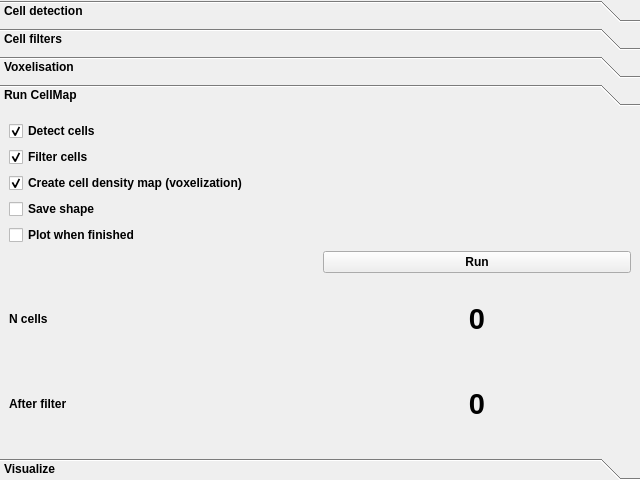
Old version of the form ClearMap/gui/creator/cell_map_params.ui in the repository ClearAnatomics/ClearMap.
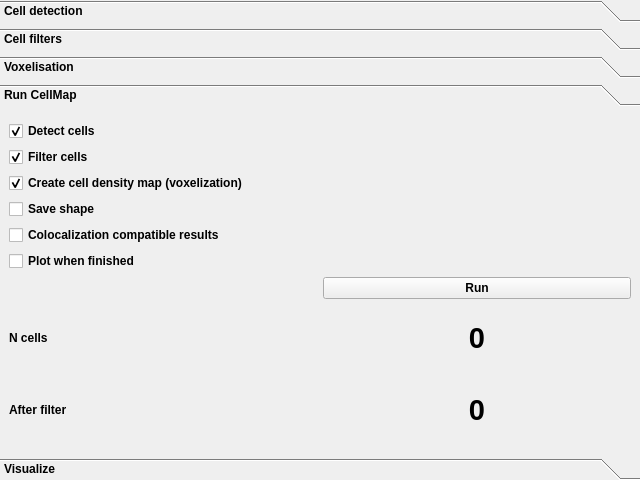
New version of the form. The open tabs and pages were chosen to show the change. Icons and pictures are not drawn.

Commit message: FEATURE: Adds colocalization UI (and processor)

What changed in the file:
```diff
--- a/ClearMap/gui/creator/cell_map_params.ui
+++ b/ClearMap/gui/creator/cell_map_params.ui
@@ -689,40 +689,7 @@
        <string>Run CellMap</string>
       </attribute>
       <layout class="QGridLayout" name="gridLayout">
-       <item row="1" column="0">
-        <widget class="QCheckBox" name="runCellMapFilterCellsCheckBox">
-         <property name="text">
-          <string>Filter cells</string>
-         </property>
-         <property name="checked">
-          <bool>true</bool>
-         </property>
-        </widget>
-       </item>
-       <item row="7" column="0">
-        <widget class="QLabel" name="label_18">
-         <property name="text">
-          <string>After filter</string>
-         </property>
-        </widget>
-       </item>
-       <item row="6" column="2">
-        <widget class="QLabel" name="nDetectedCellsLabel">
-         <property name="font">
-          <font>
-           <pointsize>22</pointsize>
-           <bold>true</bold>
-          </font>
-         </property>
-         <property name="text">
-          <string>0</string>
-         </property>
-         <property name="alignment">
-          <set>Qt::AlignCenter</set>
-         </property>
-        </widget>
-       </item>
-       <item row="7" column="2">
+       <item row="8" column="2">
         <widget class="QLabel" name="nDetectedCellsAfterFilterLabel">
          <property name="font">
           <font>
@@ -738,20 +705,24 @@
          </property>
         </widget>
        </item>
-       <item row="4" column="0">
+       <item row="3" column="0">
+        <widget class="QCheckBox" name="runCellMapSaveShapeCheckBox">
+         <property name="text">
+          <string>Save shape</string>
+         </property>
+        </widget>
+       </item>
+       <item row="5" column="0">
         <widget class="QCheckBox" name="runCellMapPlotCheckBox">
          <property name="text">
           <string>Plot when finished</string>
          </property>
         </widget>
        </item>
-       <item row="0" column="0">
-        <widget class="QCheckBox" name="runCellMapDetectCellsCheckBox">
+       <item row="6" column="2">
+        <widget class="QPushButton" name="runCellMapPushButton">
          <property name="text">
-          <string>Detect cells</string>
-         </property>
-         <property name="checked">
-          <bool>true</bool>
+          <string>Run</string>
          </property>
         </widget>
        </item>
@@ -765,14 +736,50 @@
          </property>
         </widget>
        </item>
-       <item row="5" column="2">
-        <widget class="QPushButton" name="runCellMapPushButton">
+       <item row="8" column="0">
+        <widget class="QLabel" name="label_18">
          <property name="text">
-          <string>Run</string>
+          <string>After filter</string>
          </property>
         </widget>
        </item>
-       <item row="6" column="0">
+       <item row="0" column="0">
+        <widget class="QCheckBox" name="runCellMapDetectCellsCheckBox">
+         <property name="text">
+          <string>Detect cells</string>
+         </property>
+         <property name="checked">
+          <bool>true</bool>
+         </property>
+        </widget>
+       </item>
+       <item row="7" column="2">
+        <widget class="QLabel" name="nDetectedCellsLabel">
+         <property name="font">
+          <font>
+           <pointsize>22</pointsize>
+           <bold>true</bold>
+          </font>
+         </property>
+         <property name="text">
+          <string>0</string>
+         </property>
+         <property name="alignment">
+          <set>Qt::AlignCenter</set>
+         </property>
+        </widget>
+       </item>
+       <item row="1" column="0">
+        <widget class="QCheckBox" name="runCellMapFilterCellsCheckBox">
+         <property name="text">
+          <string>Filter cells</string>
+         </property>
+         <property name="checked">
+          <bool>true</bool>
+         </property>
+        </widget>
+       </item>
+       <item row="7" column="0">
         <widget class="QLabel" name="label_17">
          <property name="toolTip">
           <string/>
@@ -782,10 +789,13 @@
          </property>
         </widget>
        </item>
-       <item row="3" column="0">
-        <widget class="QCheckBox" name="runCellMapSaveShapeCheckBox">
+       <item row="4" column="0">
+        <widget class="QCheckBox" name="runCellMapColocalizationCompatibleCheckBox">
+         <property name="toolTip">
+          <string>&lt;html&gt;&lt;head/&gt;&lt;body&gt;&lt;p&gt;Select this if you want the results of your cell detection to be usable &lt;/p&gt;&lt;p&gt;by the colocalization pipeline (detection algorithm is adjusted and&lt;/p&gt;&lt;p&gt;intermediates results are saved)&lt;/p&gt;&lt;/body&gt;&lt;/html&gt;</string>
+         </property>
          <property name="text">
-          <string>Save shape</string>
+          <string>Colocalization compatible results</string>
          </property>
         </widget>
        </item>
```
Left out of the diff: 6 changed lines with no effect on the pictures. The commit also changes 10 other files.
